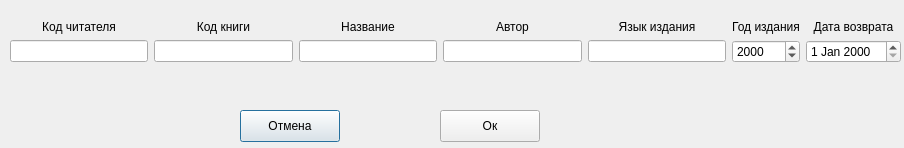
First picture: the form in sem2/lab1/task2/addbooks.ui, repository anterg0/bsuir, before the edit.
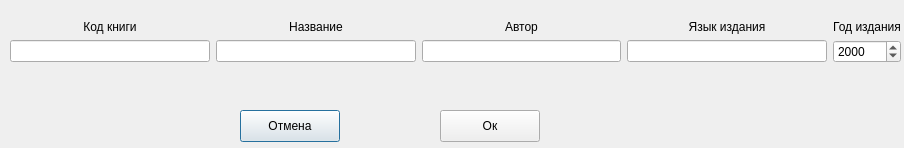
Second picture: the form after the edit.

What changed in the file:
```diff
--- a/sem2/lab1/task2/addbooks.ui
+++ b/sem2/lab1/task2/addbooks.ui
@@ -23,36 +23,6 @@
     </rect>
    </property>
    <layout class="QHBoxLayout" name="horizontalLayout">
-    <item>
-     <layout class="QVBoxLayout" name="verticalLayout_2">
-      <item>
-       <widget class="QLabel" name="label_2">
-        <property name="text">
-         <string>Код читателя</string>
-        </property>
-        <property name="alignment">
-         <set>Qt::AlignCenter</set>
-        </property>
-       </widget>
-      </item>
-      <item>
-       <widget class="QLineEdit" name="readerID"/>
-      </item>
-      <item>
-       <spacer name="verticalSpacer">
-        <property name="orientation">
-         <enum>Qt::Vertical</enum>
-        </property>
-        <property name="sizeHint" stdset="0">
-         <size>
-          <width>20</width>
-          <height>40</height>
-         </size>
-        </property>
-       </spacer>
-      </item>
-     </layout>
-    </item>
     <item>
      <layout class="QVBoxLayout" name="verticalLayout_3">
       <item>
@@ -207,36 +177,6 @@
       </item>
      </layout>
     </item>
-    <item>
-     <layout class="QVBoxLayout" name="verticalLayout_9">
-      <item>
-       <widget class="QLabel" name="label_8">
-        <property name="text">
-         <string>Дата возврата</string>
-        </property>
-        <property name="alignment">
-         <set>Qt::AlignCenter</set>
-        </property>
-       </widget>
-      </item>
-      <item>
-       <widget class="QDateEdit" name="dateEdit"/>
-      </item>
-      <item>
-       <spacer name="verticalSpacer_7">
-        <property name="orientation">
-         <enum>Qt::Vertical</enum>
-        </property>
-        <property name="sizeHint" stdset="0">
-         <size>
-          <width>20</width>
-          <height>40</height>
-         </size>
-        </property>
-       </spacer>
-      </item>
-     </layout>
-    </item>
    </layout>
   </widget>
   <widget class="QPushButton" name="pushButton">
```
